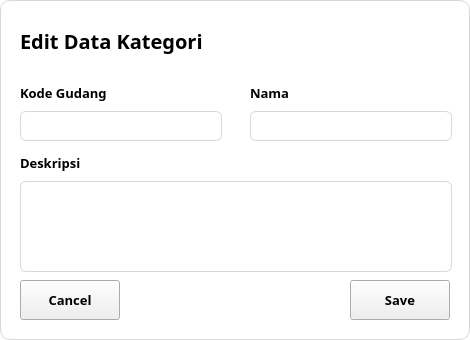
Before: the Qt Designer form ui/categoryEditDialog.ui in iKzuu/mini-erp, drawn with Qt 5.
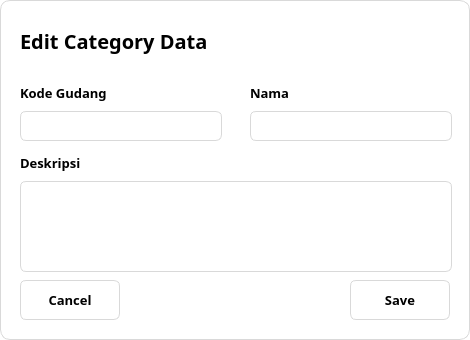
After: the same form once the commit is applied. Icons and pictures are not drawn.

Commit message: update style for close, cancel, and save button

What changed in the file:
```diff
--- a/ui/categoryEditDialog.ui
+++ b/ui/categoryEditDialog.ui
@@ -68,7 +68,7 @@
        </font>
       </property>
       <property name="text">
-       <string>Edit Data Kategori</string>
+       <string>Edit Category Data</string>
       </property>
      </widget>
     </item>
@@ -324,6 +324,18 @@
      <bold>true</bold>
     </font>
    </property>
+   <property name="styleSheet">
+    <string notr="true">QPushButton{
+	background-color: white;
+	border: 1px solid #D9D9D9;
+	border-radius: 6px;
+}
+
+QPushButton:hover{
+	color: #3D6CEE;
+	border: 1px solid #3D6CEE;
+}</string>
+   </property>
    <property name="text">
     <string>Save</string>
    </property>
@@ -345,6 +357,18 @@
      <bold>true</bold>
     </font>
    </property>
+   <property name="styleSheet">
+    <string notr="true">QPushButton{
+	background-color: white;
+	border: 1px solid #D9D9D9;
+	border-radius: 6px;
+}
+
+QPushButton:hover{
+	color: #3D6CEE;
+	border: 1px solid #3D6CEE;
+}</string>
+   </property>
    <property name="text">
     <string>Cancel</string>
    </property>
```
The commit also changes 3 other files.
